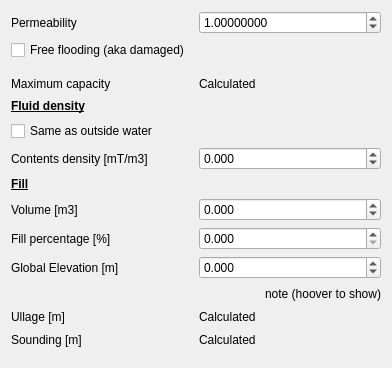
Old version of the form guis/widget_tank.ui in the repository RubendeBruin/DAVE.
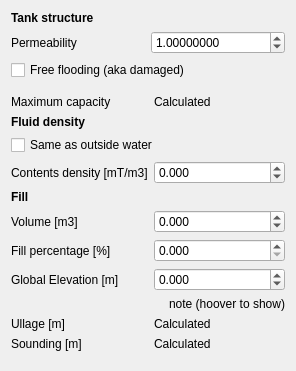
New version of the form.

Diff of the .ui file:
```diff
--- a/guis/widget_tank.ui
+++ b/guis/widget_tank.ui
@@ -6,8 +6,8 @@
    <rect>
     <x>0</x>
     <y>0</y>
-    <width>392</width>
-    <height>368</height>
+    <width>296</width>
+    <height>371</height>
    </rect>
   </property>
   <property name="windowTitle">
@@ -17,37 +17,7 @@
    <locale language="English" country="UnitedStates"/>
   </property>
   <layout class="QGridLayout" name="gridLayout_2">
-   <item row="0" column="0">
-    <widget class="QLabel" name="label_6">
-     <property name="text">
-      <string>Permeability</string>
-     </property>
-    </widget>
-   </item>
-   <item row="0" column="1">
-    <widget class="QDoubleSpinBox" name="sbPermeability">
-     <property name="decimals">
-      <number>8</number>
-     </property>
-     <property name="maximum">
-      <double>2.000000000000000</double>
-     </property>
-     <property name="singleStep">
-      <double>0.000010000000000</double>
-     </property>
-     <property name="value">
-      <double>1.000000000000000</double>
-     </property>
-    </widget>
-   </item>
-   <item row="1" column="0">
-    <widget class="QCheckBox" name="cbFreeFlooding">
-     <property name="text">
-      <string>Free flooding (aka damaged)</string>
-     </property>
-    </widget>
-   </item>
-   <item row="2" column="0" colspan="2">
+   <item row="3" column="0" colspan="2">
     <widget class="QWidget" name="widgetContents" native="true">
      <layout class="QGridLayout" name="gridLayout">
       <property name="leftMargin">
@@ -117,17 +87,10 @@
         </property>
        </widget>
       </item>
-      <item row="3" column="0">
-       <widget class="QCheckBox" name="cbUseOutsideDensity">
-        <property name="text">
-         <string>Same as outside water</string>
-        </property>
-       </widget>
-      </item>
       <item row="2" column="0">
        <widget class="QLabel" name="label_9">
         <property name="text">
-         <string>&lt;html&gt;&lt;head/&gt;&lt;body&gt;&lt;p&gt;&lt;span style=&quot; font-weight:600; text-decoration: underline;&quot;&gt;Fluid density&lt;/span&gt;&lt;/p&gt;&lt;/body&gt;&lt;/html&gt;</string>
+         <string>&lt;html&gt;&lt;head/&gt;&lt;body&gt;&lt;p&gt;&lt;span style=&quot; font-weight:600;&quot;&gt;Fluid density&lt;/span&gt;&lt;/p&gt;&lt;/body&gt;&lt;/html&gt;</string>
         </property>
         <property name="wordWrap">
          <bool>true</bool>
@@ -196,7 +159,7 @@
       <item row="5" column="0">
        <widget class="QLabel" name="label_10">
         <property name="text">
-         <string>&lt;html&gt;&lt;head/&gt;&lt;body&gt;&lt;p&gt;&lt;span style=&quot; font-weight:600; text-decoration: underline;&quot;&gt;Fill&lt;/span&gt;&lt;/p&gt;&lt;/body&gt;&lt;/html&gt;</string>
+         <string>&lt;html&gt;&lt;head/&gt;&lt;body&gt;&lt;p&gt;&lt;span style=&quot; font-weight:600;&quot;&gt;Fill&lt;/span&gt;&lt;/p&gt;&lt;/body&gt;&lt;/html&gt;</string>
         </property>
         <property name="wordWrap">
          <bool>true</bool>
@@ -248,9 +211,56 @@
         </property>
        </widget>
       </item>
+      <item row="3" column="0" colspan="2">
+       <widget class="QCheckBox" name="cbUseOutsideDensity">
+        <property name="text">
+         <string>Same as outside water</string>
+        </property>
+       </widget>
+      </item>
      </layout>
     </widget>
    </item>
+   <item row="1" column="0">
+    <widget class="QLabel" name="label_6">
+     <property name="text">
+      <string>Permeability</string>
+     </property>
+    </widget>
+   </item>
+   <item row="1" column="1">
+    <widget class="QDoubleSpinBox" name="sbPermeability">
+     <property name="decimals">
+      <number>8</number>
+     </property>
+     <property name="maximum">
+      <double>2.000000000000000</double>
+     </property>
+     <property name="singleStep">
+      <double>0.000010000000000</double>
+     </property>
+     <property name="value">
+      <double>1.000000000000000</double>
+     </property>
+    </widget>
+   </item>
+   <item row="0" column="0">
+    <widget class="QLabel" name="label_12">
+     <property name="text">
+      <string>&lt;html&gt;&lt;head/&gt;&lt;body&gt;&lt;p&gt;&lt;span style=&quot; font-weight:600;&quot;&gt;Tank structure&lt;/span&gt;&lt;/p&gt;&lt;/body&gt;&lt;/html&gt;</string>
+     </property>
+     <property name="wordWrap">
+      <bool>true</bool>
+     </property>
+    </widget>
+   </item>
+   <item row="2" column="0" colspan="2">
+    <widget class="QCheckBox" name="cbFreeFlooding">
+     <property name="text">
+      <string>Free flooding (aka damaged)</string>
+     </property>
+    </widget>
+   </item>
   </layout>
  </widget>
  <tabstops>
```
